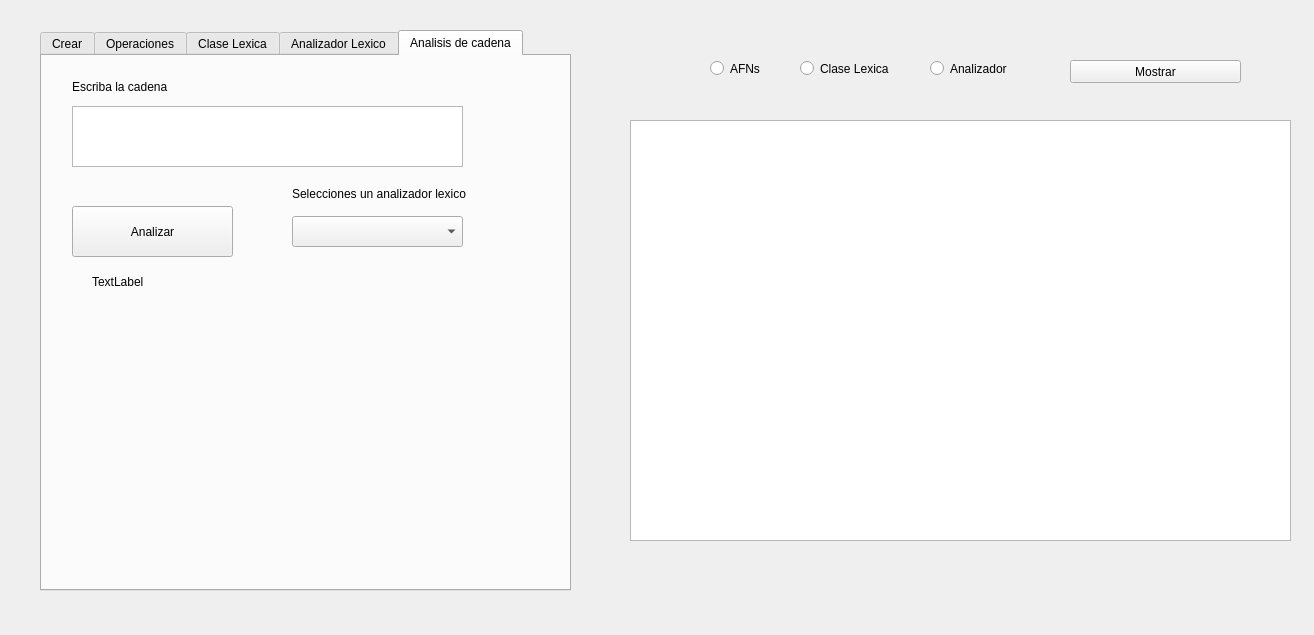
First picture: the form in InterfazGrafica/Interfaz_Lexico.ui, repository edwbcruzv/Compiladores, before the edit.
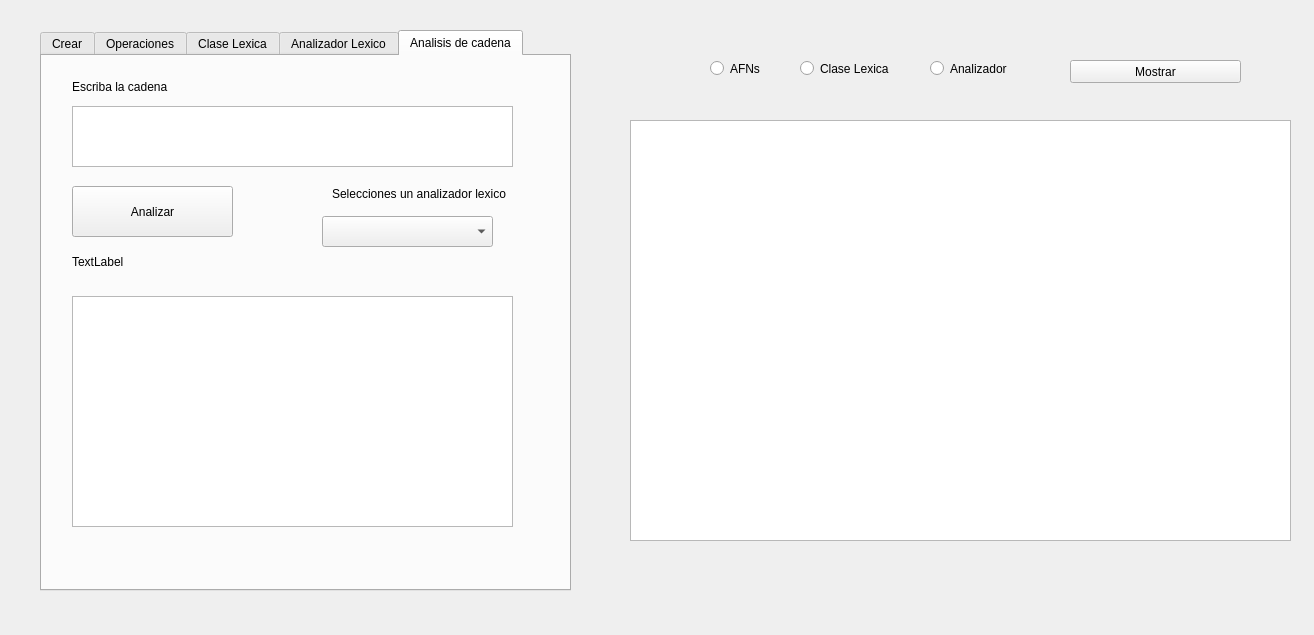
Second picture: the form after the edit.

```diff
--- a/InterfazGrafica/Interfaz_Lexico.ui
+++ b/InterfazGrafica/Interfaz_Lexico.ui
@@ -775,7 +775,7 @@
      <property name="geometry">
       <rect>
        <x>30</x>
-       <y>150</y>
+       <y>130</y>
        <width>161</width>
        <height>51</height>
       </rect>
@@ -789,7 +789,7 @@
       <rect>
        <x>30</x>
        <y>50</y>
-       <width>391</width>
+       <width>441</width>
        <height>61</height>
       </rect>
      </property>
@@ -810,9 +810,9 @@
     <widget class="QLabel" name="label_StatusAnalisisCad">
      <property name="geometry">
       <rect>
-       <x>50</x>
-       <y>210</y>
-       <width>131</width>
+       <x>30</x>
+       <y>190</y>
+       <width>191</width>
        <height>31</height>
       </rect>
      </property>
@@ -823,7 +823,7 @@
     <widget class="QComboBox" name="comboBox_Analizadores">
      <property name="geometry">
       <rect>
-       <x>250</x>
+       <x>280</x>
        <y>160</y>
        <width>171</width>
        <height>31</height>
@@ -833,7 +833,7 @@
     <widget class="QLabel" name="label_10">
      <property name="geometry">
       <rect>
-       <x>250</x>
+       <x>290</x>
        <y>130</y>
        <width>191</width>
        <height>16</height>
@@ -843,6 +843,16 @@
       <string>Selecciones un analizador lexico</string>
      </property>
     </widget>
+    <widget class="QTableView" name="tableView_AnalisisCad">
+     <property name="geometry">
+      <rect>
+       <x>30</x>
+       <y>240</y>
+       <width>441</width>
+       <height>231</height>
+      </rect>
+     </property>
+    </widget>
    </widget>
   </widget>
   <widget class="QTableWidget" name="tableWidget_Mostrar">
```
Left out of the diff: 10 changed lines with no effect on the pictures.
